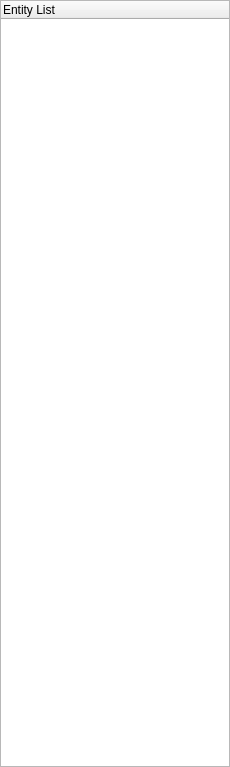
The window that Editor/src/UI/Windows/RZESceneHierarchyPanel.ui (Pikachuxxxx/Razix) describes before a commit, drawn with Qt 5.
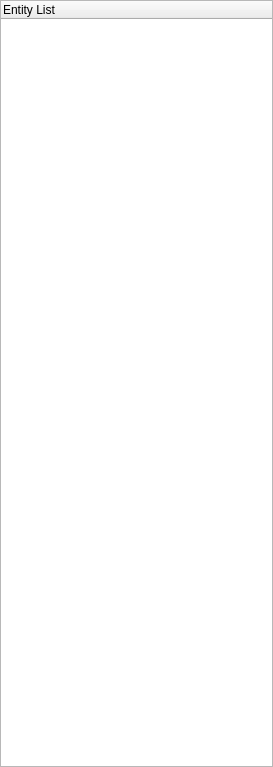
The same window after the commit. Icons and pictures are not drawn.

Patch:
```diff
--- a/Editor/src/UI/Windows/RZESceneHierarchyPanel.ui
+++ b/Editor/src/UI/Windows/RZESceneHierarchyPanel.ui
@@ -6,10 +6,22 @@
    <rect>
     <x>0</x>
     <y>0</y>
-    <width>230</width>
+    <width>273</width>
     <height>767</height>
    </rect>
   </property>
+  <property name="sizePolicy">
+   <sizepolicy hsizetype="Minimum" vsizetype="Preferred">
+    <horstretch>0</horstretch>
+    <verstretch>0</verstretch>
+   </sizepolicy>
+  </property>
+  <property name="minimumSize">
+   <size>
+    <width>200</width>
+    <height>100</height>
+   </size>
+  </property>
   <property name="windowTitle">
    <string>Scene Hierarchy Panel</string>
   </property>
@@ -39,6 +51,9 @@
 }</string>
   </property>
   <layout class="QVBoxLayout" name="verticalLayout">
+   <property name="sizeConstraint">
+    <enum>QLayout::SetMinimumSize</enum>
+   </property>
    <property name="leftMargin">
     <number>0</number>
    </property>
```
